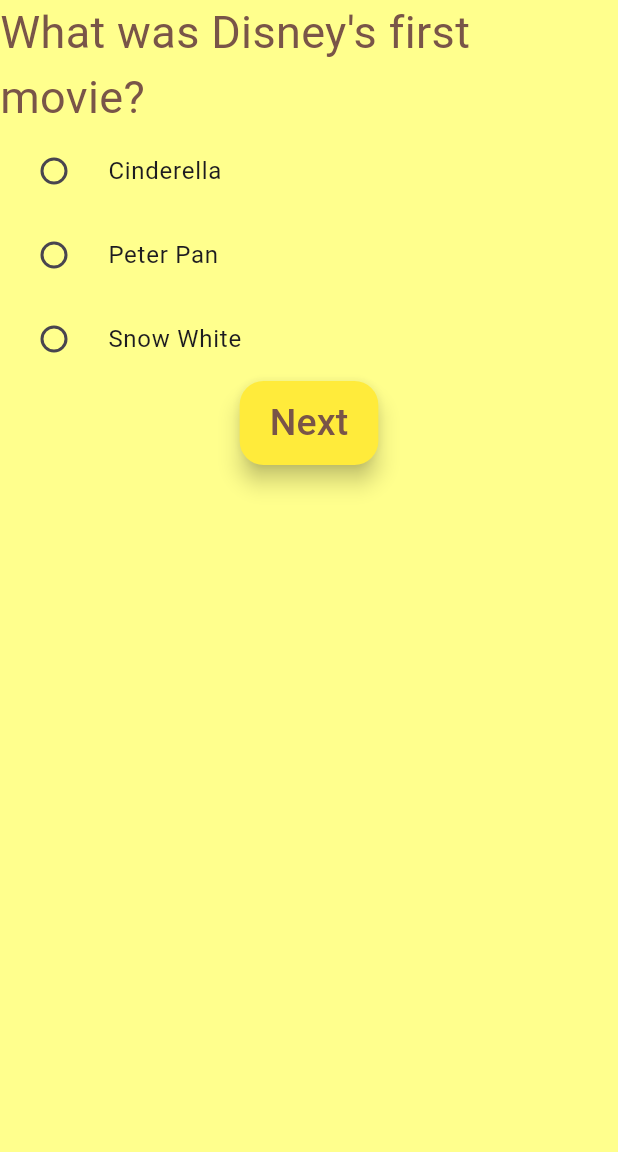
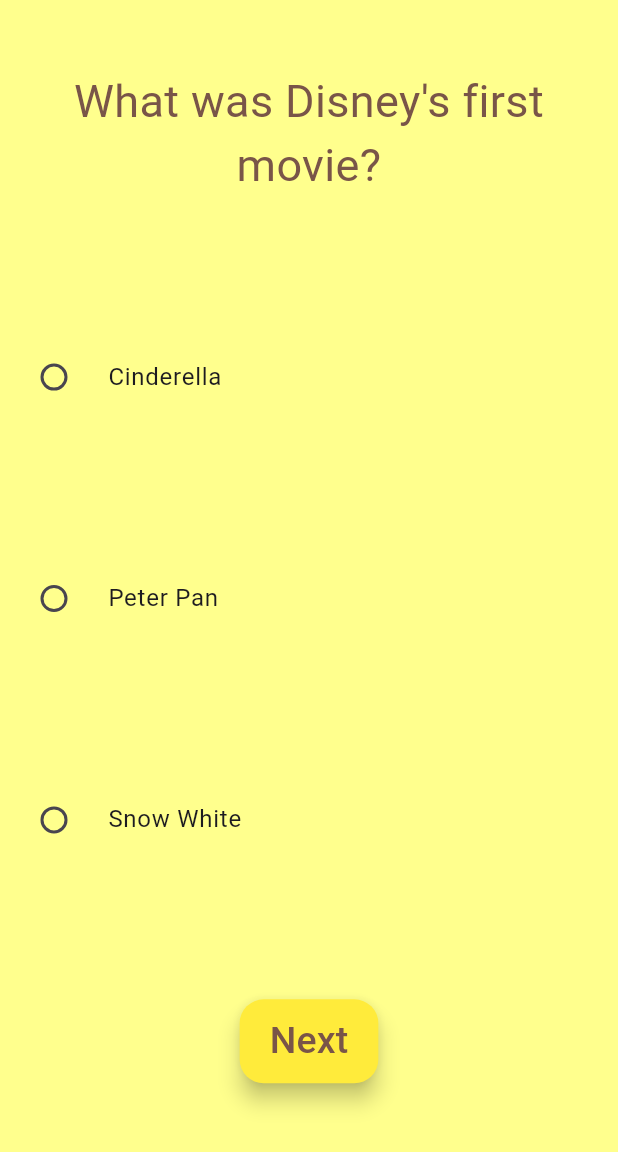
Before and after one commit to De4nWhit3/flutter_task8, a Flutter app: the screen it shows after launch, after a tap on "Disney", on a phone screen of 412 x 824 dp, the part 84-1236 px from its top. Run offline on Flutter 3.47's test engine with Material 2 defaults, Android fonts, the phone set to English and light mode, and no system bars.

Commit message:
added last bit

```diff
--- a/lib/main.dart
+++ b/lib/main.dart
@@ -187,12 +187,17 @@
         backgroundColor: buttonBackground,
       ),
       body: Column(
+        mainAxisAlignment: MainAxisAlignment.spaceAround,
+        crossAxisAlignment: CrossAxisAlignment.center,
         children: <Widget>[
-          Text(
-            widget.question.question,
-            style: const TextStyle(
-              color: fontsColor,
-              fontSize: 30,
+          Flexible(
+            child: Text(
+              widget.question.question,
+              textAlign: TextAlign.center,
+              style: const TextStyle(
+                color: fontsColor,
+                fontSize: 30,
+              ),
             ),
           ),
           RadioListTile<String>(
```
